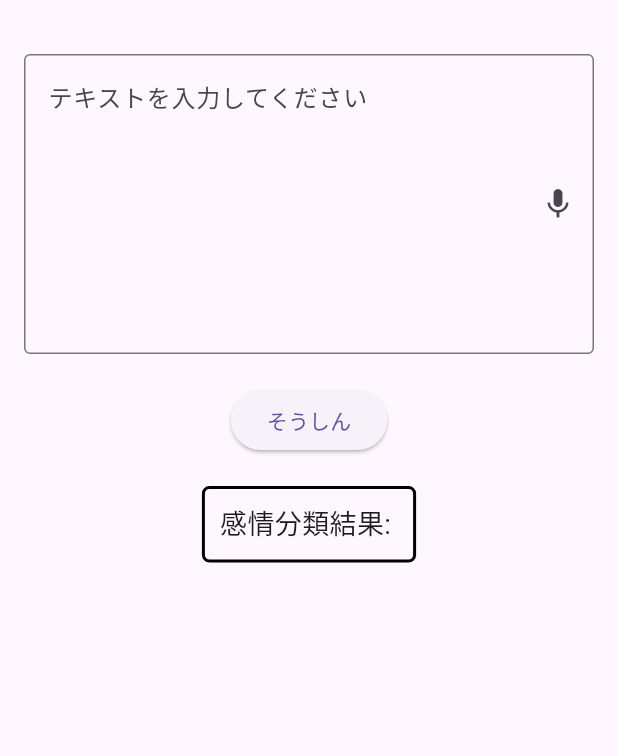
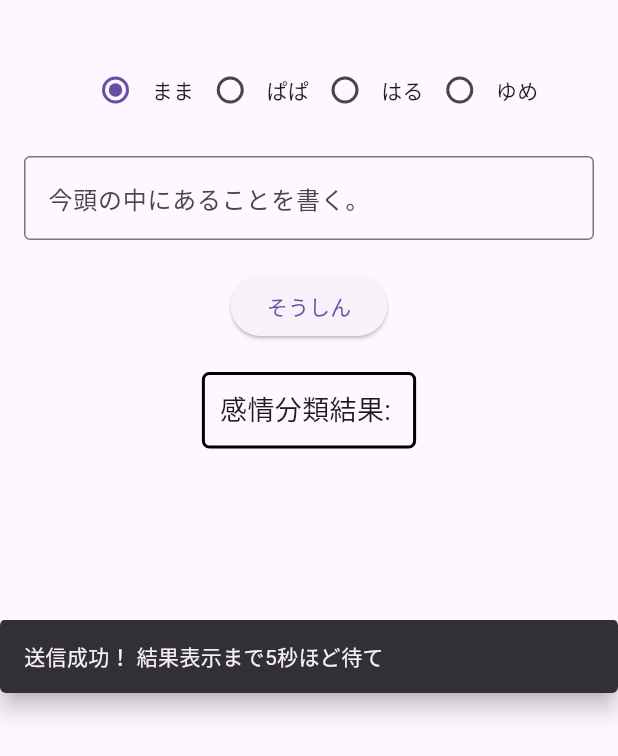
Before and after one commit to yoichiyy/haruyume2024, a Flutter app: the EmotionClassifierScreen widget shown alone on an empty page, opened directly, after a tap on "そうしん", on a phone screen of 412 x 824 dp. Shown: the top 756 px of the screen. Run offline on Flutter 3.47's test engine with Material 3 defaults, Android fonts, the phone set to English and light mode, and no system bars; our stand-ins replace audioplayers, cloud_firestore, confetti, firebase_auth, firebase_core, shared_preferences; accounts and stored records are empty; network calls fail.

Commit message:
ユーザー情報追加

```diff
--- a/lib/widgets/emotion_classifier_screen.dart
+++ b/lib/widgets/emotion_classifier_screen.dart
@@ -2,7 +2,6 @@ import 'dart:convert';
 
 import 'package:flutter/material.dart';
 import 'package:http/http.dart' as http;
-import 'package:speech_to_text/speech_to_text.dart' as stt;
 
 class EmotionClassifierScreen extends StatefulWidget {
   const EmotionClassifierScreen({super.key});
@@ -13,12 +12,34 @@ class EmotionClassifierScreen extends StatefulWidget {
 
 class EmotionClassifierScreenState extends State<EmotionClassifierScreen> {
   final TextEditingController _textController = TextEditingController();
-  final stt.SpeechToText _speechToText = stt.SpeechToText();
-  bool _isListening = false;
   String _classificationResult = ""; // 感情分類結果を表示
+  String _selectedUser = "mama";
+  bool _isButtonPressed = false;
 
-  // Flask APIを呼び出す関数
-  Future<void> sendToFlask(String inputText) async {
+  // ボタンを押した際に呼ばれる関数
+  void _handleSubmit() {
+    setState(() => _isButtonPressed = true); // ボタンが押されたことを反映
+
+    // SnackBarの表示
+    ScaffoldMessenger.of(context).showSnackBar(
+      SnackBar(
+        content: const Text('送信成功！ 結果表示まで5秒ほど待て'),
+        behavior: SnackBarBehavior.floating,
+        duration: const Duration(seconds: 2),
+        margin: EdgeInsets.only(
+            bottom: MediaQuery.of(context).size.height / 2 - 50),
+      ),
+    );
+
+    sendToFlask(_textController.text, _selectedUser);
+
+    // ボタンのアニメーションのための一時的な遅延
+    Future.delayed(const Duration(milliseconds: 500), () {
+      setState(() => _isButtonPressed = false);
+    });
+  }
+
+  Future<void> sendToFlask(String inputText, String userId) async {
     // const String apiUrl = "http://127.0.0.1:5000/analyze"; // ローカル
     const String apiUrl = "https://flask-v9rl.onrender.com/analyze"; // FlasK
 
@@ -27,35 +48,18 @@ class EmotionClassifierScreenState extends State<EmotionClassifierScreen> {
       headers: {
         'Content-Type': 'application/json',
       },
-      body: jsonEncode({"text": inputText}), // テキストを送信
+      body: jsonEncode({"text": inputText, "user_id": userId}),
     );
 
     if (response.statusCode == 200) {
       var result = jsonDecode(response.body);
       setState(() {
-        _classificationResult = result['analysis']; // 結果を保存
+        _classificationResult = result['analysis'];
       });
       debugPrint("感情分類結果: $_classificationResult");
     } else {
       debugPrint("APIエラー: ${response.statusCode}");
-    }
-  }
-
-  // 音声入力を開始する関数
-  void _listen() async {
-    if (!_isListening) {
-      bool available = await _speechToText.initialize();
-      if (available) {
-        setState(() => _isListening = true);
-        _speechToText.listen(onResult: (result) {
-          setState(() {
-            _textController.text = result.recognizedWords;
-          });
-        });
-      }
-    } else {
-      setState(() => _isListening = false);
-      _speechToText.stop();
+      setState(() => _isButtonPressed = false);
     }
   }
 
@@ -66,42 +70,86 @@ class EmotionClassifierScreenState extends State<EmotionClassifierScreen> {
       child: Column(
         children: [
           const SizedBox(height: 20),
-          Stack(
-            alignment: Alignment.centerRight,
+          // ユーザーID選択用のラジオボタン
+          Row(
+            mainAxisAlignment: MainAxisAlignment.center,
             children: [
-              SizedBox(
-                height: 200, // 縦3cm (100px 近い)
-                width: 500, // 横5cm (250px 近い)
+              Radio<String>(
+                value: "mama",
+                groupValue: _selectedUser,
+                onChanged: (String? value) {
+                  setState(() {
+                    _selectedUser = value ?? "mama";
+                  });
+                },
+              ),
+              const Text('まま'),
+              Radio<String>(
+                value: "papa",
+                groupValue: _selectedUser,
+                onChanged: (String? value) {
+                  setState(() {
+                    _selectedUser = value ?? "mama";
+                  });
+                },
+              ),
+              const Text('ぱぱ'),
+              Radio<String>(
+                value: "haru",
+                groupValue: _selectedUser,
+                onChanged: (String? value) {
+                  setState(() {
+                    _selectedUser = value ?? "mama";
+                  });
+                },
+              ),
+              const Text('はる'),
+              Radio<String>(
+                value: "yume",
+                groupValue: _selectedUser,
+                onChanged: (String? value) {
+                  setState(() {
+                    _selectedUser = value ?? "mama";
+                  });
+                },
+              ),
+              const Text('ゆめ'),
+            ],
+          ),
+          const SizedBox(height: 20),
+          Column(
+            mainAxisSize: MainAxisSize.min,
+            children: [
+              Flexible(
                 child: TextField(
                   controller: _textController,
-                  maxLines: 20,
+                  minLines: 1, // 初期の高さ
+                  // maxLines: null, // maxLinesをnullに設定して無制限に拡大
+                  expands: false, // これでTextFieldの高さが動的に伸びる
                   decoration: const InputDecoration(
                     border: OutlineInputBorder(),
-                    hintText: 'テキストを入力してください',
+                    hintText: "今頭の中にあることを書く。\n余裕があれば【問題 →（希望/理想＆感情）←行動】を書く",
                   ),
                 ),
-              ),
-              IconButton(
-                icon: const Icon(Icons.mic),
-                onPressed: _listen, // 音声入力を開始
               ),
             ],
           ),
           const SizedBox(height: 20),
-          ElevatedButton(
-            onPressed: () {
-              sendToFlask(_textController.text); // 送信ボタン押下時にAPIを呼び出す
-            },
-            child: const Text('そうしん'),
+          AnimatedScale(
+            scale: _isButtonPressed ? 0.9 : 1.0, // ボタンが押されたら縮小
+            duration: const Duration(milliseconds: 100),
+            child: ElevatedButton(
+              onPressed: _handleSubmit,
+              child: const Text('そうしん'),
+            ),
           ),
-          const SizedBox(height: 20), // 結果表示のためのスペース
+          const SizedBox(height: 20),
           Container(
-            padding: const EdgeInsets.all(10.0), // 枠線内の余白
-            margin:
-                const EdgeInsets.symmetric(horizontal: 10.0), // 左右の余白（1cm相当）
+            padding: const EdgeInsets.all(10.0),
+            margin: const EdgeInsets.symmetric(horizontal: 10.0),
             decoration: BoxDecoration(
-              border: Border.all(color: Colors.black, width: 2.0), // 黒い枠線
-              borderRadius: BorderRadius.circular(5.0), // 角を少し丸める
+              border: Border.all(color: Colors.black, width: 2.0),
+              borderRadius: BorderRadius.circular(5.0),
             ),
             constraints: const BoxConstraints(
               maxWidth: double.infinity, // 画面横いっぱい
@@ -111,7 +159,8 @@ class EmotionClassifierScreenState extends State<EmotionClassifierScreen> {
               style: const TextStyle(fontSize: 18),
               textAlign: TextAlign.left, // テキストを左揃えに
             ),
-          )
+          ),
+          const SizedBox(height: 100),
         ],
       ),
     );
```
